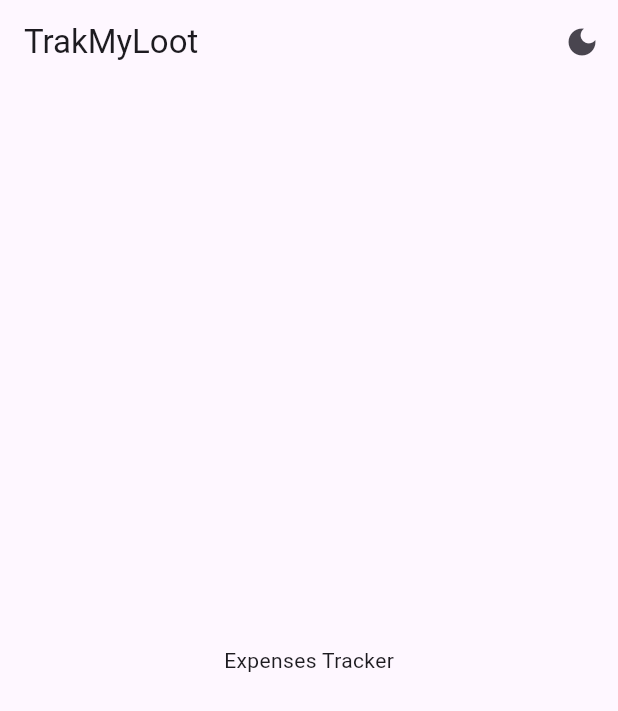
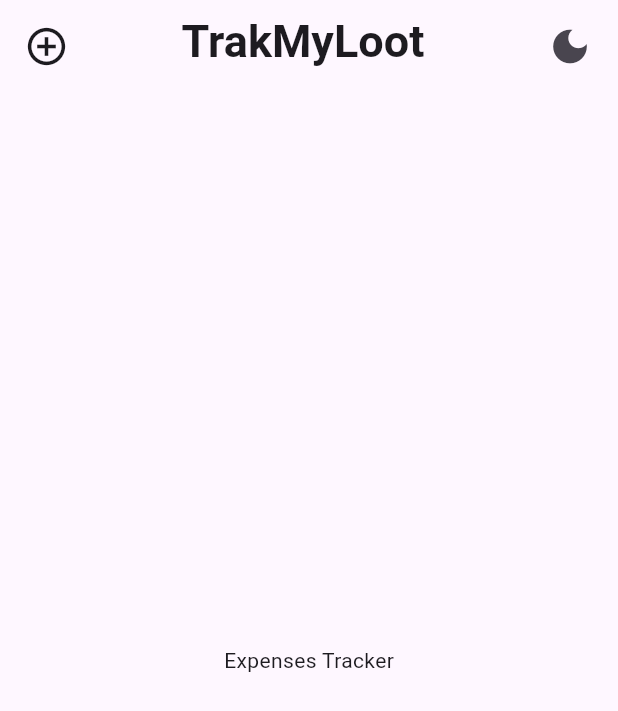
Before and after one commit to kavindus0/TrakMyLoot, a Flutter app: the screen it shows after launch, on a phone screen of 412 x 824 dp. Shown: the top 711 px of the screen. Run offline on Flutter 3.47's test engine with Material 3 defaults, Android fonts, the light colour scheme and no system bars.

Commit message:
add "add" button and solve some bugs related to theme changing and re-design button paddings

```diff
--- a/lib/main.dart
+++ b/lib/main.dart
@@ -21,17 +21,46 @@
       home: Scaffold(
         appBar: AppBar(
           actions: [
-            IconButton(
+            Padding(
+              padding: const EdgeInsets.all(8.0),
+              child: IconButton(
                   onPressed: () {
                     setState(() {
                       _theme_is_white = _theme_is_white ? false : true;
                     });
                   },
                   icon: _theme_is_white
-                    ? const Icon(Icons.dark_mode)
-                    : const Icon(Icons.light_mode))
+                      ? const Icon(
+                          Icons.dark_mode,
+                          size: 30,
+                        )
+                      : const Icon(
+                          Icons.light_mode,
+                          size: 30,
+                        )),
+            )
           ],
-          title: const Text("TrakMyLoot"),
+          leading: Padding(
+            padding: const EdgeInsets.all(8.0),
+            child: IconButton(
+              onPressed: () {},
+              icon: const Icon(
+                Icons.add_circle_outline,
+                size: 30,
+              ),
+            ),
+          ),
+          title: const Center(
+            child: Text(
+              "TrakMyLoot",
+              style: TextStyle(
+                fontWeight: FontWeight.bold,
+                fontSize: 30.0,
+                textBaseline: TextBaseline.ideographic,
+              ),
+              textAlign: TextAlign.center,
+            ),
+          ),
         ),
         body: const Center(
           child: Text("Expenses Tracker"),
```
Lines whose indentation alone changed are shown as unchanged.
